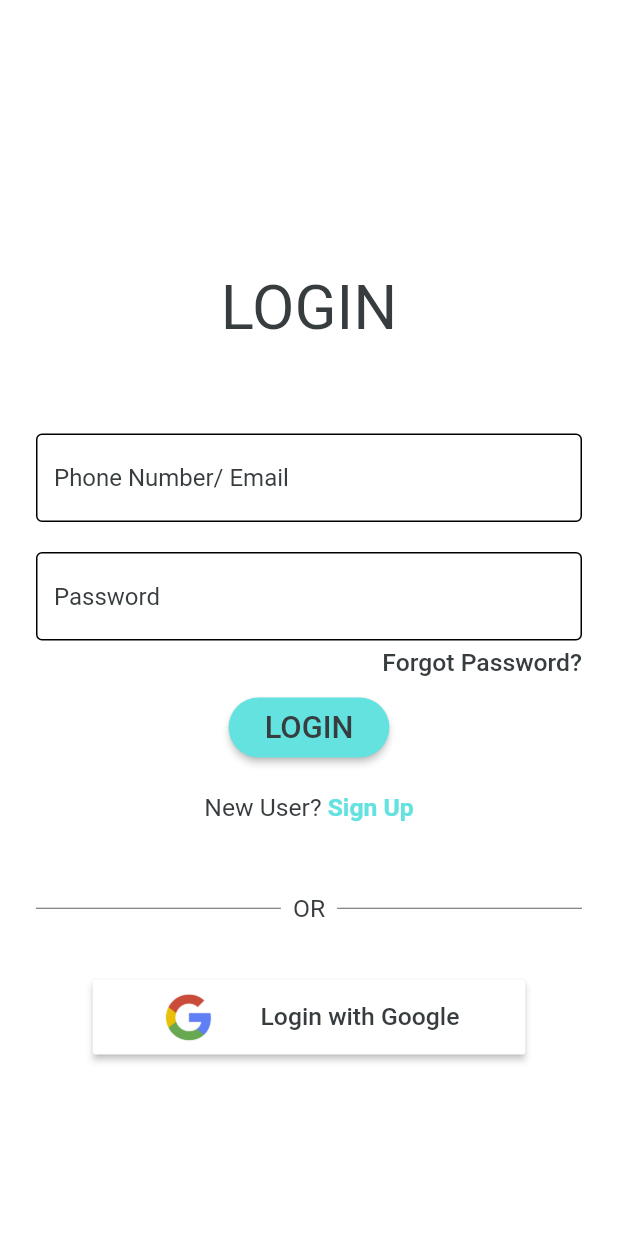
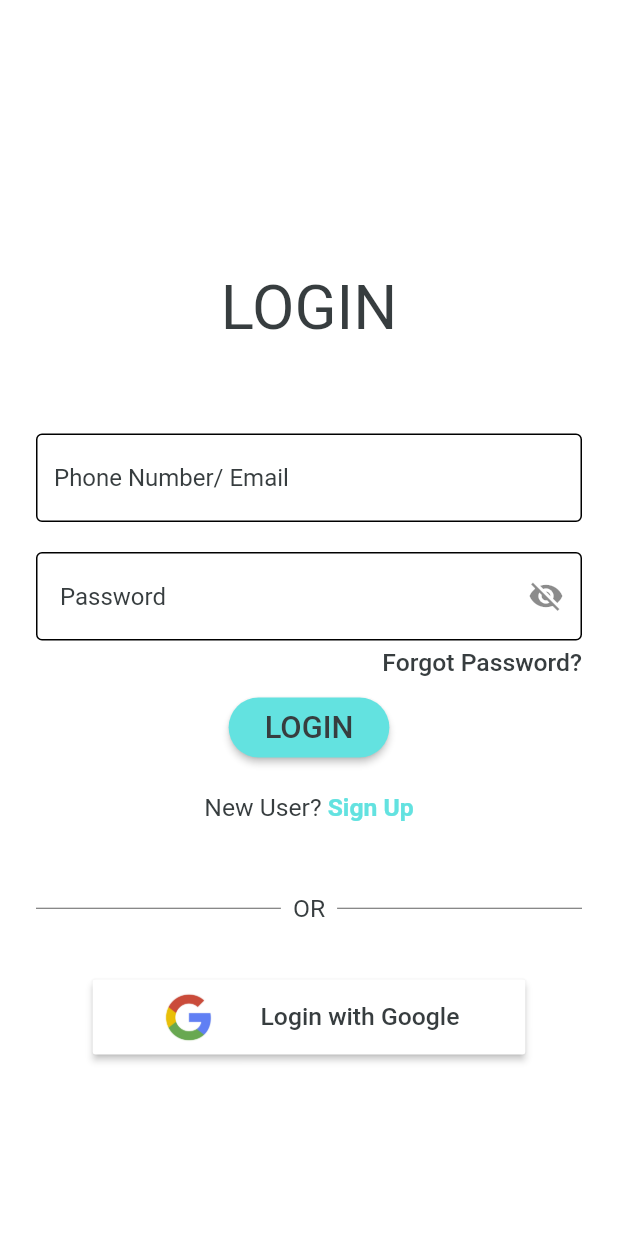
Before and after one commit to samyakOO7/finanace-app1, a Flutter app: the LoginPage screen opened directly, on a phone screen of 412 x 824 dp. Run offline on Flutter 3.47's test engine with Material 2 defaults, Android fonts, the phone set to English and light mode, and no system bars; our stand-ins replace cloud_firestore, expansion_tile_card, firebase_auth, firebase_storage, fl_chart, flutter_rating_bar and 9 more; missing offline and left inert: flutter_lock_screen, responsive_text_field; accounts and stored records are empty.

Commit message:
CHanges in login and signup

```diff
--- a/lib/SignUP_PageWith_Chnages/Working_signin.dart
+++ b/lib/SignUP_PageWith_Chnages/Working_signin.dart
@@ -6,7 +6,7 @@ import 'package:string_validator/string_validator.dart' as st_validator;
 import 'Widgets.dart';
 import 'package:http/http.dart' as http;
 import 'dart:convert';
-import 'SignUp_page.dart';
+import 'signup2.dart';
 
 class LoginPage extends StatefulWidget {
   @override
@@ -15,8 +15,17 @@ class LoginPage extends StatefulWidget {
 
 class _LoginPageState extends State<LoginPage> {
   String currentUserID;
+  var val;
   TextEditingController emailController = TextEditingController();
   TextEditingController passwordController = TextEditingController();
+  bool _isHidden = true;
+
+  void _toggleVisibility() {
+    setState(() {
+      _isHidden = !_isHidden;
+    });
+  }
+
   Future userLogin() async {
     String email = emailController.text;
     String password = passwordController.text;
@@ -31,7 +40,11 @@ class _LoginPageState extends State<LoginPage> {
     var message = jsonDecode(response.body);
     if (message == "Login Matched") {
       Navigator.push(
-          context, MaterialPageRoute(builder: (context) => HomePage(currentUserID: currentUserID,)));
+          context,
+          MaterialPageRoute(
+              builder: (context) => HomePage(
+                    currentUserID: currentUserID,
+                  )));
     } else {
       print(message);
     }
@@ -94,14 +107,36 @@ class _LoginPageState extends State<LoginPage> {
                           ),
                           TextFormField(
                             controller: passwordController,
-                            obscureText: true,
-                            decoration: textfield("Password"),
-                            validator: (value1) {
-                              if (value1.isEmpty) {
+                            obscureText: _isHidden,
+                            decoration: InputDecoration(
+                                enabledBorder: OutlineInputBorder(
+                                  borderSide: BorderSide(color: Colors.black),
+                                ),
+                                hintText: ' Password',
+                                hintStyle: TextStyle(color: Color(0xff373D3F)),
+                                focusedBorder: OutlineInputBorder(
+                                  borderSide: BorderSide(
+                                    color: Color(0xff63E2E0),
+                                  ),
+                                ),
+                                border: OutlineInputBorder(
+                                  borderRadius: BorderRadius.circular(0.5),
+                                ),
+                                suffixIcon: IconButton(
+                                  onPressed: _toggleVisibility,
+                                  icon: Icon(Icons.visibility_off),
+                                )),
+                            validator: (String value) {
+                              val = value;
+                              if (value.isEmpty) {
                                 return 'Please enter a password';
+                              }
+                              if (value.length < 8) {
+                                return 'Password must be greater than 8 alphabets';
                               }
                               return null;
                             },
+                            onSaved: (value) {},
                           ),
                         ],
                       ),
--- a/lib/SignUP_PageWith_Chnages/signup2.dart
+++ b/lib/SignUP_PageWith_Chnages/signup2.dart
@@ -8,7 +8,7 @@ import 'package:google_sign_in/google_sign_in.dart';
 import 'package:shared_preferences/shared_preferences.dart';
 import 'package:string_validator/string_validator.dart' as st_validator;
 import 'Widgets.dart';
-import 'SignIn_page.dart';
+import 'Working_signin.dart';
 import 'package:otp_text_field/otp_field.dart';
 import 'package:otp_text_field/style.dart';
 import 'package:http/http.dart' as http;
```
